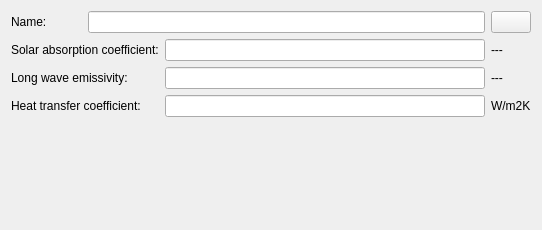
Old version of the form SIM-VICUS/src/SVDBBoundaryConditionEditWidget.ui in the repository ghorwin/SIM-VICUS.
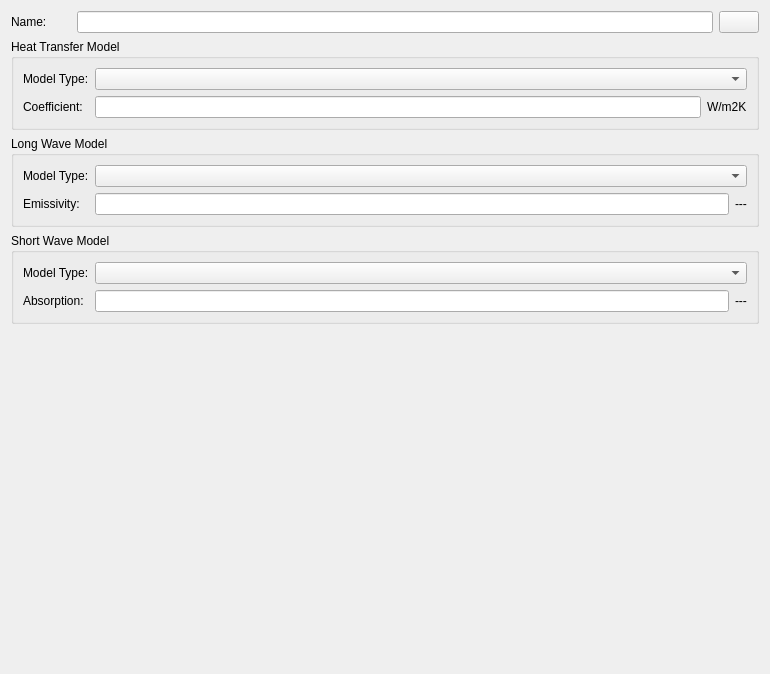
New version of the form. Custom widgets are drawn as their Qt base class.

Commit message: improve Boundary Condition ui and functions

```diff
--- a/SIM-VICUS/src/SVDBBoundaryConditionEditWidget.ui
+++ b/SIM-VICUS/src/SVDBBoundaryConditionEditWidget.ui
@@ -6,14 +6,14 @@
    <rect>
     <x>0</x>
     <y>0</y>
-    <width>542</width>
-    <height>230</height>
+    <width>770</width>
+    <height>674</height>
    </rect>
   </property>
   <property name="windowTitle">
    <string>Form</string>
   </property>
-  <layout class="QGridLayout" name="gridLayout">
+  <layout class="QGridLayout" name="gridLayout_4">
    <item row="0" column="0">
     <widget class="QLabel" name="labelDisplayName">
      <property name="minimumSize">
@@ -27,10 +27,10 @@
      </property>
     </widget>
    </item>
-   <item row="0" column="1" colspan="2">
+   <item row="0" column="1">
     <widget class="QtExt::LanguageStringEditWidget1" name="lineEditName"/>
    </item>
-   <item row="0" column="3">
+   <item row="0" column="2">
     <widget class="QtExt::ColorButton" name="pushButtonColor">
      <property name="sizePolicy">
       <sizepolicy hsizetype="Fixed" vsizetype="Fixed">
@@ -40,44 +40,115 @@
      </property>
     </widget>
    </item>
-   <item row="1" column="0" colspan="2">
-    <widget class="QLabel" name="labelSolarAbsorption">
-     <property name="text">
-      <string>Solar absorption coefficient:</string>
+   <item row="1" column="0" colspan="3">
+    <widget class="QGroupBox" name="groupBox">
+     <property name="title">
+      <string>Heat Transfer Model</string>
      </property>
+     <layout class="QGridLayout" name="gridLayout">
+      <item row="0" column="0">
+       <widget class="QLabel" name="labelHeatTransferCoeffModelType">
+        <property name="text">
+         <string>Model Type:</string>
+        </property>
+       </widget>
+      </item>
+      <item row="0" column="1" colspan="2">
+       <widget class="QComboBox" name="comboBoxHeatTransferCoeffModelType"/>
+      </item>
+      <item row="1" column="0">
+       <widget class="QLabel" name="labelHeatTransferCoefficient">
+        <property name="text">
+         <string>Coefficient:</string>
+        </property>
+       </widget>
+      </item>
+      <item row="1" column="1">
+       <widget class="QtExt::ValidatingLineEdit" name="lineEditHeatTransferCoefficient"/>
+      </item>
+      <item row="1" column="2">
+       <widget class="QLabel" name="labelHeatTransferCoefficientUnit">
+        <property name="text">
+         <string>W/m2K</string>
+        </property>
+       </widget>
+      </item>
+     </layout>
     </widget>
    </item>
-   <item row="1" column="2">
-    <widget class="QtExt::ValidatingLineEdit" name="lineEditSolarAbsorptionCoefficient"/>
-   </item>
-   <item row="2" column="0" colspan="2">
-    <widget class="QLabel" name="labelThermalAbsorption">
-     <property name="text">
-      <string>Long wave emissivity:</string>
+   <item row="2" column="0" colspan="3">
+    <widget class="QGroupBox" name="groupBox_2">
+     <property name="title">
+      <string>Long Wave Model</string>
      </property>
+     <layout class="QGridLayout" name="gridLayout_2">
+      <item row="0" column="0">
+       <widget class="QLabel" name="labelLWModelType">
+        <property name="text">
+         <string>Model Type:</string>
+        </property>
+       </widget>
+      </item>
+      <item row="0" column="1" colspan="2">
+       <widget class="QComboBox" name="comboBoxLWModelType"/>
+      </item>
+      <item row="1" column="0">
+       <widget class="QLabel" name="labelThermalAbsorption">
+        <property name="text">
+         <string>Emissivity:</string>
+        </property>
+       </widget>
+      </item>
+      <item row="1" column="1">
+       <widget class="QtExt::ValidatingLineEdit" name="lineEditLongWaveEmissivity"/>
+      </item>
+      <item row="1" column="2">
+       <widget class="QLabel" name="labelHeatTransferCoefficientUnit_3">
+        <property name="text">
+         <string>---</string>
+        </property>
+       </widget>
+      </item>
+     </layout>
     </widget>
    </item>
-   <item row="2" column="2">
-    <widget class="QtExt::ValidatingLineEdit" name="lineEditLongWaveEmissivity"/>
-   </item>
-   <item row="3" column="0" colspan="2">
-    <widget class="QLabel" name="labelHeatTransferCoefficient">
-     <property name="text">
-      <string>Heat transfer coefficient:</string>
+   <item row="3" column="0" colspan="3">
+    <widget class="QGroupBox" name="groupBox_3">
+     <property name="title">
+      <string>Short Wave Model</string>
      </property>
+     <layout class="QGridLayout" name="gridLayout_3">
+      <item row="0" column="0">
+       <widget class="QLabel" name="labelSWModelType">
+        <property name="text">
+         <string>Model Type:</string>
+        </property>
+       </widget>
+      </item>
+      <item row="0" column="1" colspan="2">
+       <widget class="QComboBox" name="comboBoxSWModelType"/>
+      </item>
+      <item row="1" column="0">
+       <widget class="QLabel" name="labelSolarAbsorption">
+        <property name="text">
+         <string>Absorption:</string>
+        </property>
+       </widget>
+      </item>
+      <item row="1" column="1">
+       <widget class="QtExt::ValidatingLineEdit" name="lineEditSolarAbsorptionCoefficient"/>
+      </item>
+      <item row="1" column="2">
+       <widget class="QLabel" name="labelHeatTransferCoefficientUnit_2">
+        <property name="text">
+         <string>---</string>
+        </property>
+       </widget>
+      </item>
+     </layout>
     </widget>
    </item>
-   <item row="3" column="2">
-    <widget class="QtExt::ValidatingLineEdit" name="lineEditHeatTransferCoefficient"/>
-   </item>
-   <item row="3" column="3">
-    <widget class="QLabel" name="labelHeatTransferCoefficientUnit">
-     <property name="text">
-      <string>W/m2K</string>
-     </property>
-    </widget>
-   </item>
-   <item row="4" column="2">
+   <item row="4" column="1">
     <spacer name="verticalSpacer">
      <property name="orientation">
       <enum>Qt::Vertical</enum>
@@ -90,20 +161,6 @@
      </property>
     </spacer>
    </item>
-   <item row="1" column="3">
-    <widget class="QLabel" name="labelHeatTransferCoefficientUnit_2">
-     <property name="text">
-      <string>---</string>
-     </property>
-    </widget>
-   </item>
-   <item row="2" column="3">
-    <widget class="QLabel" name="labelHeatTransferCoefficientUnit_3">
-     <property name="text">
-      <string>---</string>
-     </property>
-    </widget>
-   </item>
   </layout>
  </widget>
  <customwidgets>
```
The commit also changes 2 other files.
